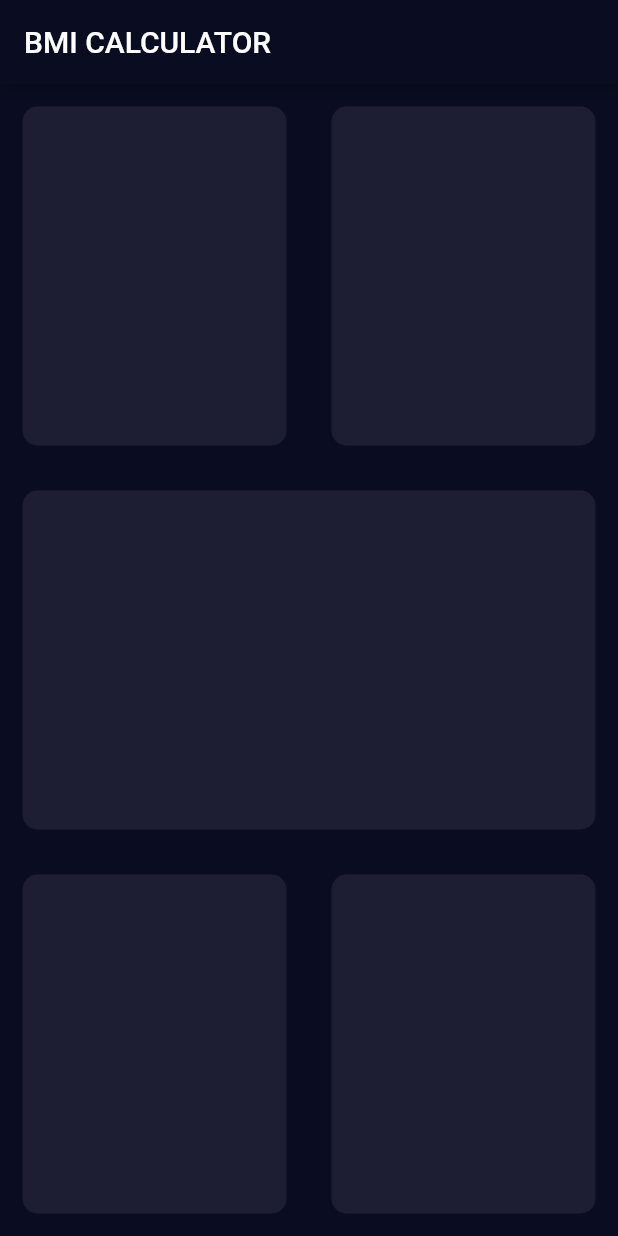
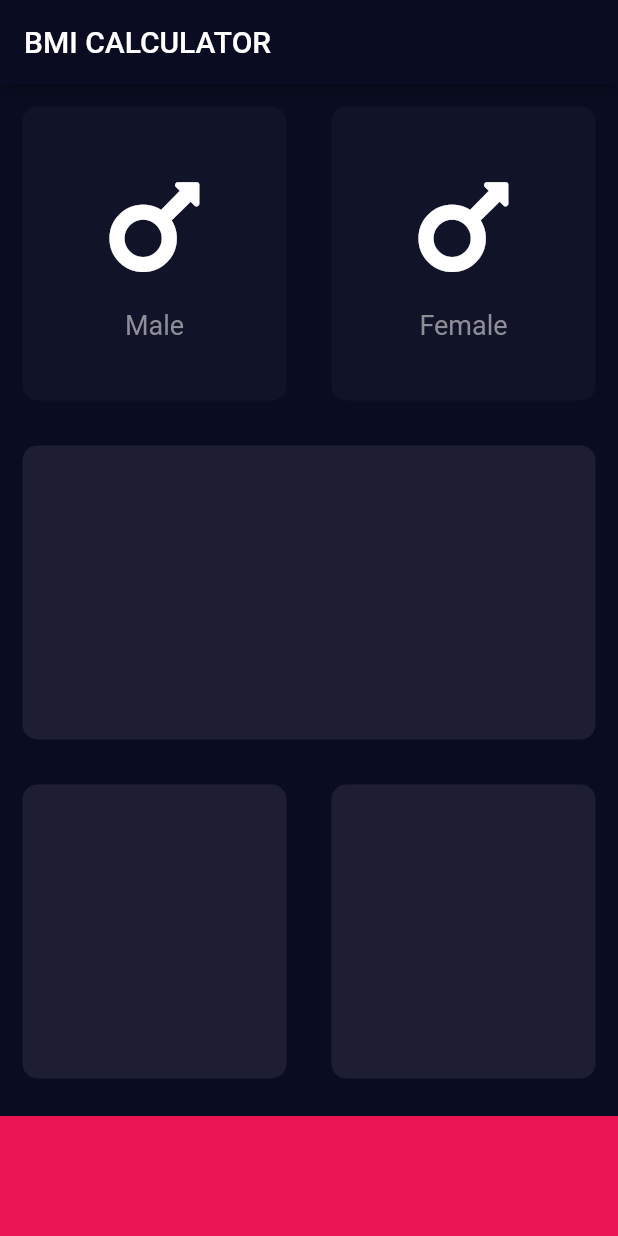
Before and after one commit to ErR0rpj/trial1, a Flutter app: the screen it shows after launch, on a phone screen of 412 x 824 dp. Run offline on Flutter 3.47's test engine with Material 2 defaults, Android fonts, the phone set to English and light mode, and no system bars; our stand-ins replace font_awesome_flutter, rflutter_alert.

Commit message:
UI update and code optimisation

```diff
--- a/bmi-calculator-flutter-master/lib/input_page.dart
+++ b/bmi-calculator-flutter-master/lib/input_page.dart
@@ -1,4 +1,10 @@
 import 'package:flutter/material.dart';
+import 'package:font_awesome_flutter/font_awesome_flutter.dart';
+
+const double bottombarHeight = 80.0;
+const Color cardColor_clicked = Color(0xFF1D1E33);
+const Color cardColor_unclicked = Color(0xFF111328);
+const int bottomBarColor = 0xFFEB1555;
 
 class InputPage extends StatefulWidget {
   @override
@@ -19,30 +25,52 @@ class _InputPageState extends State<InputPage> {
             child: Row(
               children: [
                 Expanded(
-                  child: ReusableBoxContainer(bgcolor: Color(0xFF1D1E33)),
+                  child: GestureDetector(
+                    onTap: () {},
+                    child: ReusableCardContainer(
+                      bgcolor: cardColor_unclicked,
+                      cardChild: CardContent(
+                        cardText: 'Male',
+                        cardIcon: FontAwesomeIcons.mars,
+                      ),
+                    ),
+                  ),
                 ),
                 Expanded(
-                  child: ReusableBoxContainer(bgcolor: Color(0xFF1D1E33)),
+                  child: ReusableCardContainer(
+                    bgcolor: cardColor_unclicked,
+                    cardChild: CardContent(
+                      cardIcon: FontAwesomeIcons.mars,
+                      cardText: 'Female',
+                    ),
+                  ),
                 ),
               ],
             ),
           ),
           Expanded(
             flex: 1,
-            child: ReusableBoxContainer(bgcolor: Color(0xFF1D1E33)),
+            child: ReusableCardContainer(bgcolor: cardColor_clicked),
           ),
           Expanded(
             flex: 1,
             child: Row(
               children: [
                 Expanded(
-                  child: ReusableBoxContainer(bgcolor: Color(0xFF1D1E33)),
+                  child: ReusableCardContainer(bgcolor: cardColor_clicked),
                 ),
                 Expanded(
-                  child: ReusableBoxContainer(bgcolor: Color(0xFF1D1E33)),
+                  child: ReusableCardContainer(bgcolor: cardColor_clicked),
                 ),
               ],
             ),
+          ),
+          //This container may have bugs depeding upon the devices.
+          Container(
+            color: Color(bottomBarColor),
+            margin: EdgeInsets.only(top: 10),
+            width: double.infinity,
+            height: bottombarHeight,
           ),
         ],
       ),
@@ -50,15 +78,47 @@ class _InputPageState extends State<InputPage> {
   }
 }
 
-// ignore: must_be_immutable
-class ReusableBoxContainer extends StatelessWidget {
-  Color bgcolor;
+class CardContent extends StatelessWidget {
+  final String cardText;
+  final IconData cardIcon;
 
-  ReusableBoxContainer({@required this.bgcolor});
+  CardContent({this.cardText, this.cardIcon});
+
+  @override
+  Widget build(BuildContext context) {
+    return Column(
+      mainAxisAlignment: MainAxisAlignment.center,
+      children: [
+        Icon(
+          this.cardIcon,
+          size: 80,
+          color: Colors.white,
+        ),
+        SizedBox(
+          height: 15,
+        ),
+        Text(
+          this.cardText,
+          style: TextStyle(
+            fontSize: 18,
+            color: Color(0xFF8D8E98),
+          ),
+        ),
+      ],
+    );
+  }
+}
+
+class ReusableCardContainer extends StatelessWidget {
+  final Color bgcolor;
+  final Widget cardChild;
+
+  ReusableCardContainer({@required this.bgcolor, this.cardChild});
 
   @override
   Widget build(BuildContext context) {
     return Container(
+      child: cardChild,
       margin: EdgeInsets.all(15),
       decoration: BoxDecoration(
         color: bgcolor,
--- a/bmi-calculator-flutter-master/lib/main.dart
+++ b/bmi-calculator-flutter-master/lib/main.dart
@@ -2,6 +2,7 @@
 //TextTheme()
 //decoration: BoxDecoration(borderRadius:)
 //Custom Widgets in input_page.dart file
+//Gesture Detector()
 
 import 'package:flutter/material.dart';
 import 'input_page.dart';
--- a/bmi-calculator-flutter-master/pubspec.yaml
+++ b/bmi-calculator-flutter-master/pubspec.yaml
@@ -11,6 +11,7 @@ dependencies:
     sdk: flutter
 
   cupertino_icons: ^0.1.2
+  font_awesome_flutter: ^8.8.1
 
 dev_dependencies:
   flutter_test:
```
